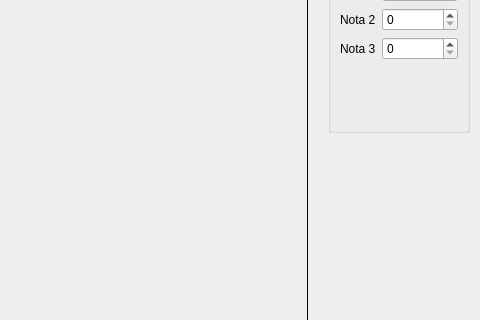
Above: principal.ui from DavidBrito089/Graficos-2 before the change; both pictures show x 202 to 682 and y 108 to 428 of the 682 by 591 pixel window. Below: the same form after it.
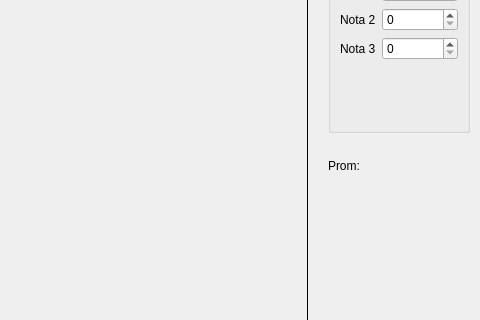
That is the form after the change. Icons and pictures are not drawn.

```diff
--- a/principal.ui
+++ b/principal.ui
@@ -105,9 +105,9 @@
    <widget class="QLabel" name="outPromedio">
     <property name="geometry">
      <rect>
-      <x>550</x>
-      <y>200</y>
-      <width>101</width>
+      <x>620</x>
+      <y>210</y>
+      <width>51</width>
       <height>31</height>
      </rect>
     </property>
@@ -118,6 +118,22 @@
      <string/>
     </property>
    </widget>
+   <widget class="QLabel" name="outPromedio_2">
+    <property name="geometry">
+     <rect>
+      <x>530</x>
+      <y>210</y>
+      <width>81</width>
+      <height>31</height>
+     </rect>
+    </property>
+    <property name="styleSheet">
+     <string notr="true">font: 75 20pt &quot;Ubuntu Condensed&quot;;</string>
+    </property>
+    <property name="text">
+     <string>Prom:</string>
+    </property>
+   </widget>
   </widget>
   <widget class="QMenuBar" name="menubar">
    <property name="geometry">
```
